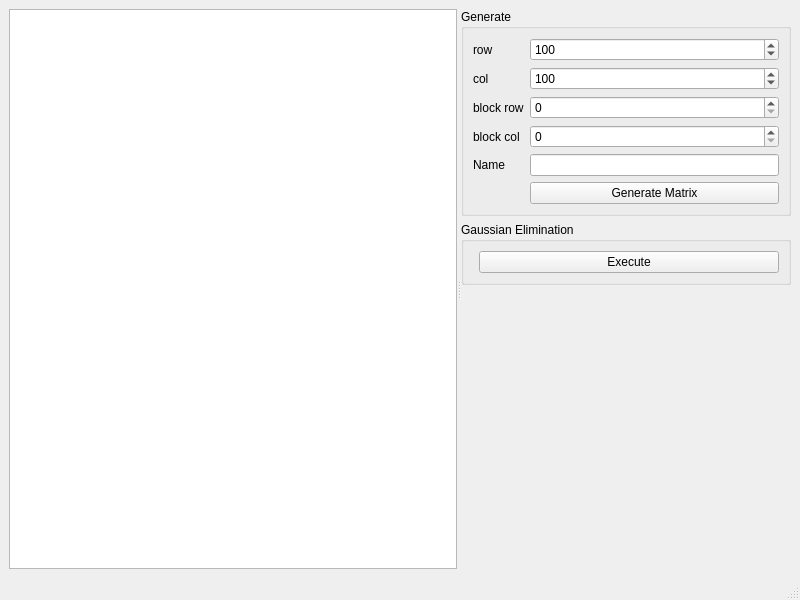
Qt form Álgebra Computacional/Matrix/mainwindow.ui (RicardoBusta/Doutorado) before a commit.
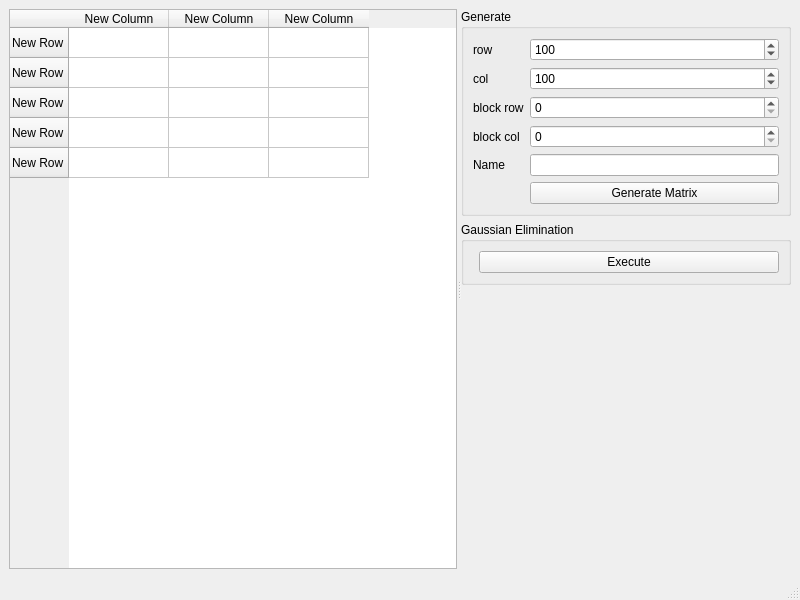
The same form after that commit.

```diff
--- a/Álgebra Computacional/Matrix/mainwindow.ui
+++ b/Álgebra Computacional/Matrix/mainwindow.ui
@@ -20,7 +20,48 @@
       <property name="orientation">
        <enum>Qt::Horizontal</enum>
       </property>
-      <widget class="QTableWidget" name="tableWidget"/>
+      <widget class="QTableWidget" name="tableWidget">
+       <row>
+        <property name="text">
+         <string>New Row</string>
+        </property>
+       </row>
+       <row>
+        <property name="text">
+         <string>New Row</string>
+        </property>
+       </row>
+       <row>
+        <property name="text">
+         <string>New Row</string>
+        </property>
+       </row>
+       <row>
+        <property name="text">
+         <string>New Row</string>
+        </property>
+       </row>
+       <row>
+        <property name="text">
+         <string>New Row</string>
+        </property>
+       </row>
+       <column>
+        <property name="text">
+         <string>New Column</string>
+        </property>
+       </column>
+       <column>
+        <property name="text">
+         <string>New Column</string>
+        </property>
+       </column>
+       <column>
+        <property name="text">
+         <string>New Column</string>
+        </property>
+       </column>
+      </widget>
       <widget class="QWidget" name="verticalLayoutWidget">
        <layout class="QVBoxLayout" name="verticalLayout">
         <item>
```
Left out of the diff: 2 changed lines with no effect on the pictures.
